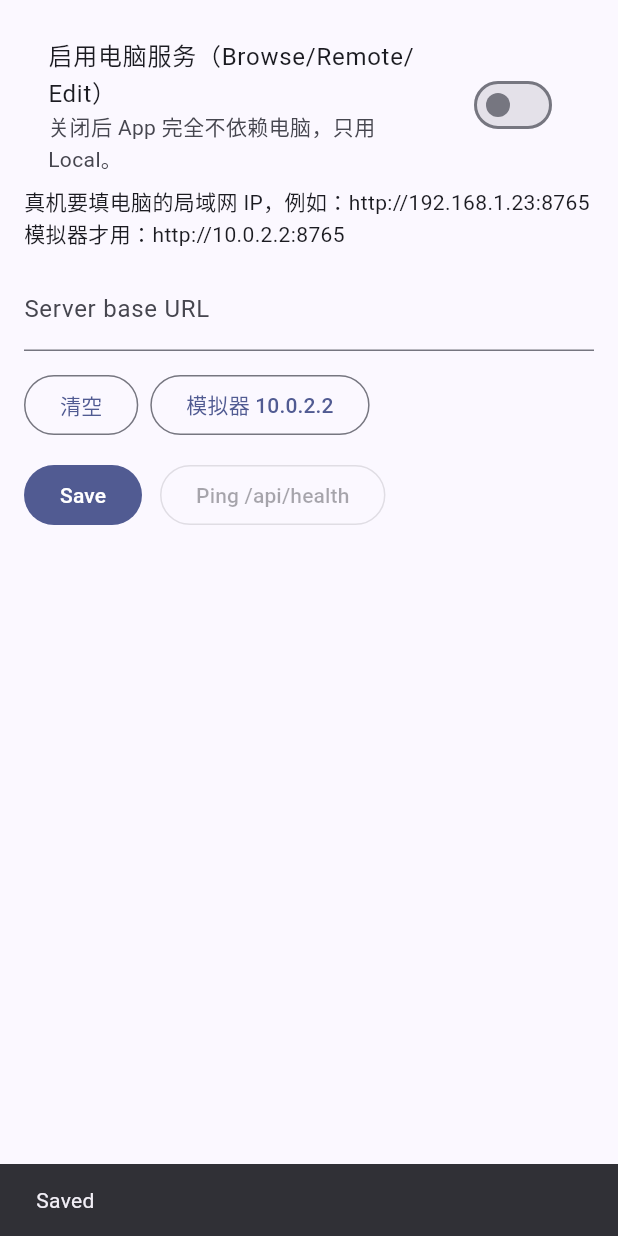
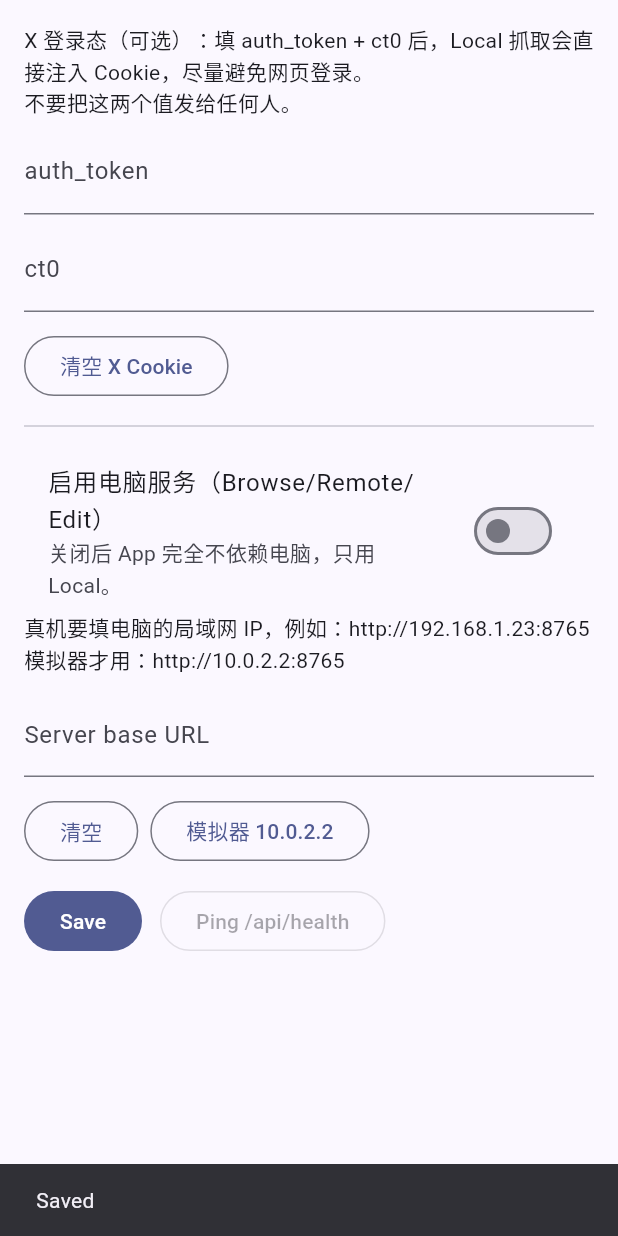
Before and after one commit to atomize-lab/x_media_ci, a Flutter app: the SettingsScreen widget shown alone on an empty page, opened directly, after a tap on "Save", on a phone screen of 412 x 824 dp. Run offline on Flutter 3.47's test engine with Material 3 defaults, Android fonts, the phone set to English and light mode, and no system bars; our stand-ins replace shared_preferences; missing offline and left inert: flutter_inappwebview; accounts and stored records are empty.

Commit message:
Android local: support auth_token+ct0 cookie injection; better handle parsing

```diff
--- a/tools/app/lib/api/ci_api.dart
+++ b/tools/app/lib/api/ci_api.dart
@@ -17,8 +17,12 @@ class CiApi {
 
   static const _kBaseUrlKey = "ci.base_url";
   static const _kRemoteEnabledKey = "ci.remote_enabled";
+  static const _kXAuthTokenKey = "x.auth_token";
+  static const _kXCt0Key = "x.ct0";
   String _baseUrl = "";
   bool _remoteEnabled = false;
+  String _xAuthToken = "";
+  String _xCt0 = "";
 
   String get baseUrl => _baseUrl;
   set baseUrl(String v) {
@@ -30,6 +34,18 @@ class CiApi {
     _remoteEnabled = v;
   }
 
+  String get xAuthToken => _xAuthToken;
+  set xAuthToken(String v) {
+    _xAuthToken = v.trim();
+  }
+
+  String get xCt0 => _xCt0;
+  set xCt0(String v) {
+    _xCt0 = v.trim();
+  }
+
+  bool get hasXCookies => _xAuthToken.isNotEmpty && _xCt0.isNotEmpty;
+
   bool get isConfigured =>
       _baseUrl.isNotEmpty && (_baseUrl.startsWith("http://") || _baseUrl.startsWith("https://"));
 
@@ -40,12 +56,16 @@ class CiApi {
       baseUrl = v;
     }
     _remoteEnabled = p.getBool(_kRemoteEnabledKey) ?? false;
+    xAuthToken = p.getString(_kXAuthTokenKey) ?? "";
+    xCt0 = p.getString(_kXCt0Key) ?? "";
   }
 
   Future<void> save() async {
     final p = await SharedPreferences.getInstance();
     await p.setString(_kBaseUrlKey, _baseUrl);
     await p.setBool(_kRemoteEnabledKey, _remoteEnabled);
+    await p.setString(_kXAuthTokenKey, _xAuthToken);
+    await p.setString(_kXCt0Key, _xCt0);
   }
 
   Uri _u(String path) {
--- a/tools/app/lib/screens/settings_screen.dart
+++ b/tools/app/lib/screens/settings_screen.dart
@@ -16,6 +16,8 @@ class SettingsScreen extends StatefulWidget {
 
 class _SettingsScreenState extends State<SettingsScreen> {
   late final TextEditingController _ctrl;
+  late final TextEditingController _authToken;
+  late final TextEditingController _ct0;
   String? _health;
   bool _remoteEnabled = false;
 
@@ -23,12 +25,16 @@ class _SettingsScreenState extends State<SettingsScreen> {
   void initState() {
     super.initState();
     _ctrl = TextEditingController(text: CiApi.instance.baseUrl);
+    _authToken = TextEditingController(text: CiApi.instance.xAuthToken);
+    _ct0 = TextEditingController(text: CiApi.instance.xCt0);
     _remoteEnabled = CiApi.instance.remoteEnabled;
   }
 
   @override
   void dispose() {
     _ctrl.dispose();
+    _authToken.dispose();
+    _ct0.dispose();
     super.dispose();
   }
 
@@ -48,6 +54,43 @@ class _SettingsScreenState extends State<SettingsScreen> {
     return ListView(
       padding: const EdgeInsets.all(16),
       children: [
+        const Text(
+          "X 登录态（可选）：填 auth_token + ct0 后，Local 抓取会直接注入 Cookie，尽量避免网页登录。\n"
+          "不要把这两个值发给任何人。",
+        ),
+        const SizedBox(height: 8),
+        TextField(
+          controller: _authToken,
+          obscureText: true,
+          decoration: const InputDecoration(
+            labelText: "auth_token",
+            hintText: "从浏览器 Cookie 复制 value",
+          ),
+        ),
+        const SizedBox(height: 8),
+        TextField(
+          controller: _ct0,
+          obscureText: true,
+          decoration: const InputDecoration(
+            labelText: "ct0",
+            hintText: "从浏览器 Cookie 复制 value",
+          ),
+        ),
+        const SizedBox(height: 12),
+        Wrap(
+          spacing: 8,
+          runSpacing: 8,
+          children: [
+            OutlinedButton(
+              onPressed: () => setState(() {
+                _authToken.text = "";
+                _ct0.text = "";
+              }),
+              child: const Text("清空 X Cookie"),
+            ),
+          ],
+        ),
+        const Divider(height: 32),
         SwitchListTile(
           title: const Text("启用电脑服务（Browse/Remote/Edit）"),
           subtitle: const Text("关闭后 App 完全不依赖电脑，只用 Local。"),
@@ -87,6 +130,8 @@ class _SettingsScreenState extends State<SettingsScreen> {
             onPressed: () {
               CiApi.instance.baseUrl = _ctrl.text;
               CiApi.instance.remoteEnabled = _remoteEnabled;
+              CiApi.instance.xAuthToken = _authToken.text;
+              CiApi.instance.xCt0 = _ct0.text;
               CiApi.instance.save();
               ScaffoldMessenger.of(context).showSnackBar(
                 const SnackBar(content: Text("Saved")),
```
Also changed, not shown: tools/app/lib/screens/local_screen.dart (+55 -3 lines).
